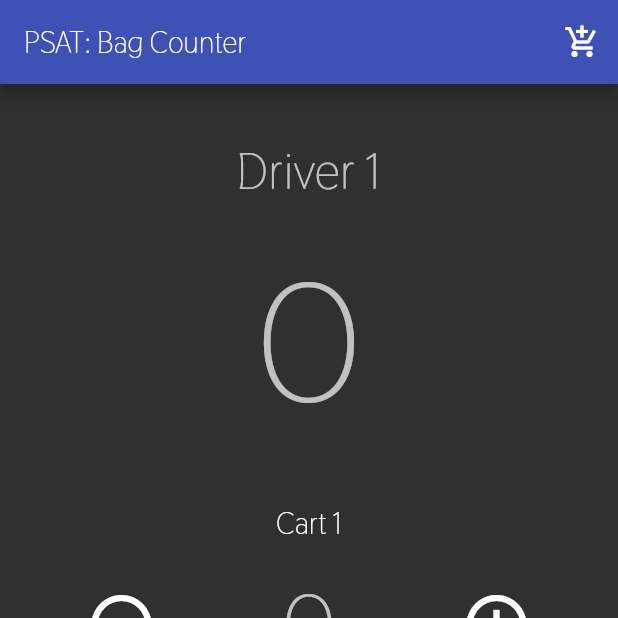
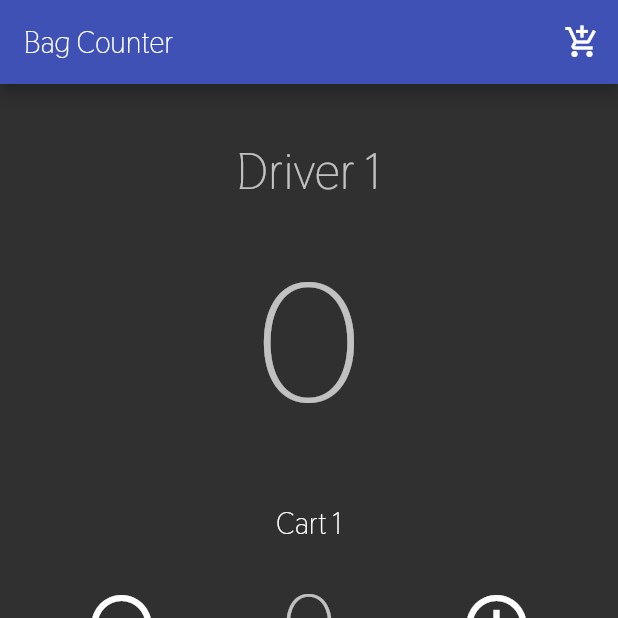
Before and after one commit to sYnVerse/ProblemSolverAssistant, a Flutter app: the screen it shows after launch, on a phone screen of 412 x 824 dp, the top half of it. Run offline on Flutter 3.47's test engine with Material 2 defaults, Android fonts, the phone set to English and light mode, and no system bars; our stand-ins replace shared_preferences.

Commit message:
Changed title

```diff
--- a/lib/BagCounter.dart
+++ b/lib/BagCounter.dart
@@ -429,7 +429,7 @@ class BagCounterState extends State<BagCounter> {
 
     return Scaffold(
       appBar: AppBar(
-        title: Text('PSAT: Bag Counter'),
+        title: Text('Bag Counter'),
         backgroundColor: Colors.indigo,
         actions: [
           new IconButton(
--- a/lib/Dialer.dart
+++ b/lib/Dialer.dart
@@ -101,7 +101,7 @@ class DialerState extends State<Dialer> {
       },
       child: Scaffold (
         appBar: AppBar (
-          title: Text('PSAT: Dialer'),
+          title: Text('Dialer'),
           backgroundColor: Colors.indigo,
           actions: <Widget>[
             IconButton(
--- a/lib/Directory.dart
+++ b/lib/Directory.dart
@@ -347,7 +347,7 @@ class DirectoryState extends State<Directory> {
     return Scaffold (
       key: scaffoldState,
         appBar: AppBar(
-          title: Text('PSAT: Directory'),
+          title: Text('Directory'),
           backgroundColor: Colors.indigo,
           actions: [
             IconButton(
```
